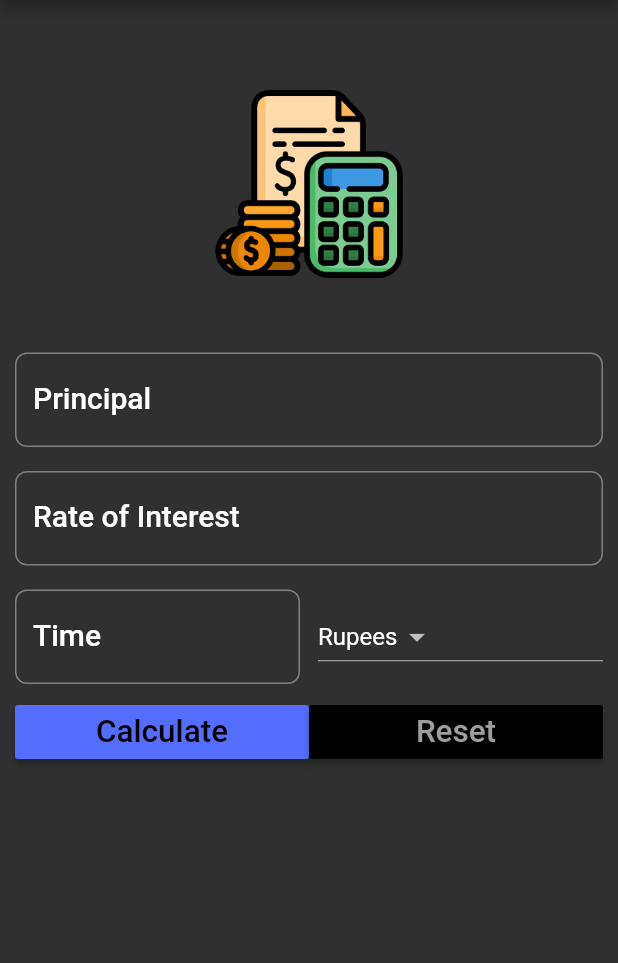
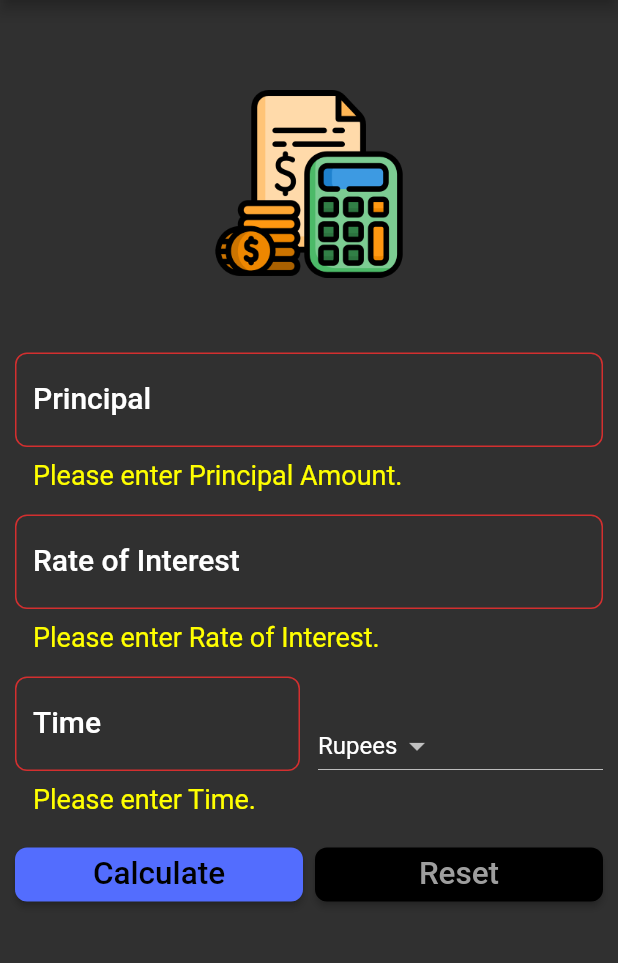
Before and after one commit to anuzbvbmaniac/flutter_application_dev, a Flutter app: the screen it shows after launch, after a tap on "Calculate", on a phone screen of 412 x 824 dp, the part 84-1047 px from its top. Run offline on Flutter 3.47's test engine with Material 2 defaults, Android fonts, the phone set to English and light mode, and no system bars.

Commit message:
Added Validation inthe Form Element

```diff
--- a/simpleinterest/lib/main.dart
+++ b/simpleinterest/lib/main.dart
@@ -24,6 +24,7 @@ class SIForm extends StatefulWidget{
 
 class _SIFormState extends State<SIForm>{
 
+  var _formKey = GlobalKey<FormState>();
   var _currency = ['Rupees', 'Dollars', 'Pounds'];
   final _minimumpadding = 5.0;
 
@@ -52,14 +53,16 @@ class _SIFormState extends State<SIForm>{
         title: Text("Simple Interest Calculator"),
       ),
 
-      body: Container(
-        margin: EdgeInsets.all(_minimumpadding * 2),
+      body: Form(
+        key: _formKey,
+        child: Padding(
+        padding: EdgeInsets.all(_minimumpadding * 2),
           child: ListView(
             children: <Widget>[
 
               getImageAsset(),
 
-            TextField(
+              TextFormField(
                 keyboardType: TextInputType.number,
                 decoration: InputDecoration(
                   labelText: "Principal",
@@ -67,13 +70,23 @@ class _SIFormState extends State<SIForm>{
                   hintText: "Please insert Principal Amount.",
                   border: OutlineInputBorder(
                     borderRadius: BorderRadius.circular(8.0)
-                )
+                  ),
+                  errorStyle: TextStyle(color: Colors.yellowAccent, fontSize: 18.0),
                 ),
                 style: textStyle,
                 controller: principalController,
+                validator: (String value) {
+                  if(value.isEmpty) {
+                    return "Please enter Principal Amount.";
+                  }
+                  final p = num.tryParse(value);
+                  if (p == null) {
+                    return "Please enter valid Principal Amount.";
+                  }
+                },
               ),
               SizedBox(height: 16.0,),
-            TextField(
+              TextFormField(
                 keyboardType: TextInputType.number,
                 decoration: InputDecoration(
                   labelText: "Rate of Interest",
@@ -81,10 +94,20 @@ class _SIFormState extends State<SIForm>{
                   labelStyle: textStyle,
                   border: OutlineInputBorder(
                     borderRadius: BorderRadius.circular(8.0)
-                )
+                  ),
+                  errorStyle: TextStyle(color: Colors.yellowAccent, fontSize: 18.0),
                 ),
                 style: textStyle,
                 controller: roiController,
+                validator: (String value) {
+                  if(value.isEmpty) {
+                    return "Please enter Rate of Interest.";
+                  }
+                  final r = num.tryParse(value);
+                  if(r == null) {
+                    return "Please enter valid Interest Rate.";
+                  }
+                },
               ),
 
               SizedBox(height: 16.0,),
@@ -92,7 +115,7 @@ class _SIFormState extends State<SIForm>{
               Row(
                 children: <Widget>[
                   Expanded(
-                  child: TextField(
+                    child: TextFormField(
                       keyboardType: TextInputType.number,
                       style: textStyle,
                       decoration: InputDecoration(
@@ -101,9 +124,19 @@ class _SIFormState extends State<SIForm>{
                         labelStyle: textStyle,
                         border: OutlineInputBorder(
                           borderRadius: BorderRadius.circular(8.0)
-                      )
+                        ),
+                        errorStyle: TextStyle(color: Colors.yellowAccent, fontSize: 18.0),
                       ),
                       controller: timeController,
+                      validator: (String value) {
+                        if(value.isEmpty) {
+                          return "Please enter Time.";
+                        }
+                        final n = num.tryParse(value);
+                        if(n == null) {
+                          return "Please enter valid number.";
+                        }
+                      },
                     ),
                   ),
 
@@ -128,6 +161,8 @@ class _SIFormState extends State<SIForm>{
                 ],
               ),
 
+              SizedBox(height: 16.0,),
+
               Row(
                 children: <Widget>[
                   Expanded(
@@ -135,21 +170,25 @@ class _SIFormState extends State<SIForm>{
                       color: Theme.of(context).accentColor,
                       textColor: Theme.of(context).primaryColorDark,
                       child: Text("Calculate", textScaleFactor: 1.5,),
+                      shape: new RoundedRectangleBorder(borderRadius: new BorderRadius.circular(8.0)),
                       onPressed: () {
                         setState(() {
+                          if(_formKey.currentState.validate()) {
                             this.displayResult = _calculateTotalReturns();
+                          }
                         });
                       },
                     ),
                   ),
 
-                SizedBox(height: 64.0,),
+                SizedBox(width: 8.0,),
 
                   Expanded(
                     child: RaisedButton(
                       color: Theme.of(context).primaryColorDark,
                       textColor: Theme.of(context).primaryColorLight,
                       child: Text("Reset", textScaleFactor: 1.5,),
+                      shape: new RoundedRectangleBorder(borderRadius: new BorderRadius.circular(8.0)),
                       onPressed: () {
                         setState(() {
                          _reset();
@@ -167,6 +206,7 @@ class _SIFormState extends State<SIForm>{
               )
 
             ],
+          ),
         ),
       ),
     );
```
Lines whose indentation alone changed are shown as unchanged.
